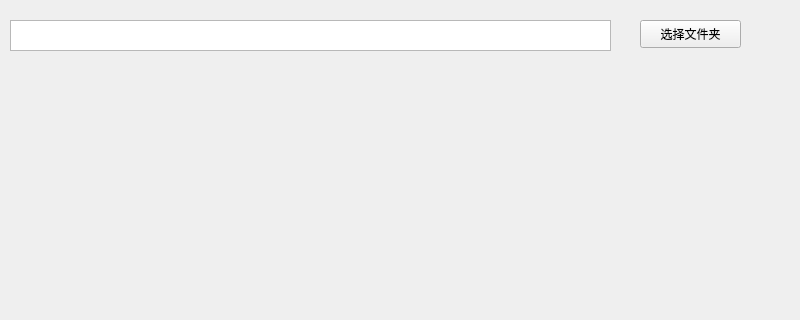
Before: the Qt Designer form ui/displayPicture.ui in wxbj/openCV-Automatic-Grading-System, drawn with Qt 5; both pictures show x 0 to 800 and y 0 to 320 of the 800 by 600 pixel window.
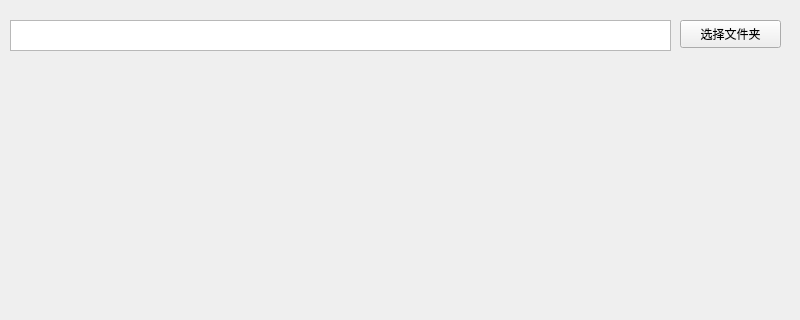
After: the same form once the commit is applied.

What changed in the file:
```diff
--- a/ui/displayPicture.ui
+++ b/ui/displayPicture.ui
@@ -19,7 +19,7 @@
      <rect>
       <x>10</x>
       <y>20</y>
-      <width>601</width>
+      <width>661</width>
       <height>31</height>
      </rect>
     </property>
@@ -27,7 +27,7 @@
    <widget class="QPushButton" name="pushButtonChoiceFolder">
     <property name="geometry">
      <rect>
-      <x>640</x>
+      <x>680</x>
       <y>20</y>
       <width>101</width>
       <height>28</height>
```
